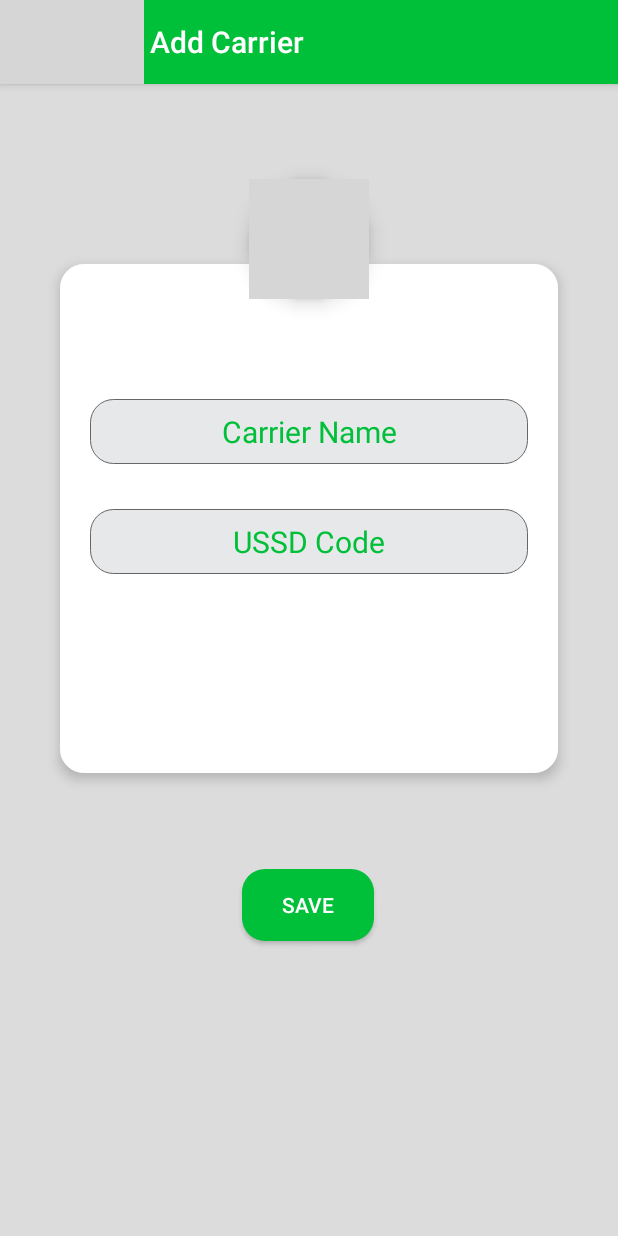
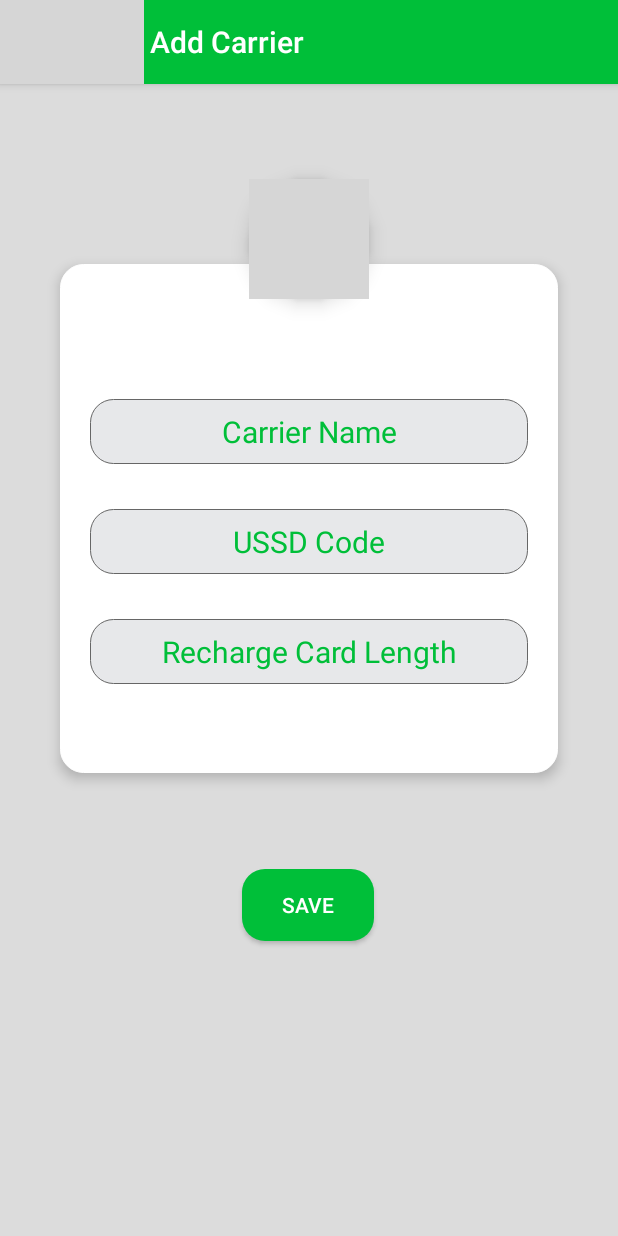
Before and after one commit to nipunsampath/eZ-TopUp, an Android app: the AddCarrier screen opened directly, with no data from a screen before it, on a phone screen of 412 x 824 dp. Run offline under Robolectric (Android 15) with nearby library versions, the phone set to English and light mode, and no system bars; libraries missing offline, so code that uses them is left out: com.soundcloud.android; network calls fail; pictures from the network do not load; grey boxes are pictures that could not be loaded.

Commit message:
made recharge code length a variable to each carrier

```diff
--- a/app/src/main/java/com/hashcode/eztop_up/AddCarrier.java
+++ b/app/src/main/java/com/hashcode/eztop_up/AddCarrier.java
@@ -74,6 +74,7 @@ public class AddCarrier extends AppCompatActivity
         carrierLogo = findViewById(R.id.carrierLogo_edit_carrier);
         final EditText carrierName = findViewById(R.id.carrierName);
         final EditText USSD = findViewById(R.id.ussdInput);
+        final EditText codeLength = findViewById(R.id.codeLengthInput);
 
         //setting image to predefined no_logo image
         carrierLogo.setImageDrawable(getResources().getDrawable(R.drawable.no_logo));
@@ -105,6 +106,7 @@ public class AddCarrier extends AppCompatActivity
             {
                 String name = carrierName.getText().toString();
                 String ussd = USSD.getText().toString();
+                int codeLengthValue = Integer.parseInt(codeLength.getText().toString());
                 Drawable drawable = carrierLogo.getDrawable();
                 if (!name.equals("") && !ussd.equals("") && InputValidation.validateUSSD(ussd))
                 {
@@ -127,7 +129,7 @@ public class AddCarrier extends AppCompatActivity
                     }
 
 
-                    helper.insertCarrier(name, ussd, ((BitmapDrawable) drawable).getBitmap());
+                    helper.insertCarrier(name, ussd, ((BitmapDrawable) drawable).getBitmap(),codeLengthValue);
                     helper.close();
 
                     Toast.makeText(AddCarrier.this, "NetWork Career Added", Toast.LENGTH_LONG).show();
--- a/app/src/main/java/com/hashcode/eztop_up/MainActivity.java
+++ b/app/src/main/java/com/hashcode/eztop_up/MainActivity.java
@@ -158,10 +158,10 @@ public class MainActivity extends AppCompatActivity
 
                                 String rechargeCode;
                                 String scannedString = stringBuilder.toString();
-                                if (scannedString.length() >= 12 && !dialogCalled)
+                                if (scannedString.length() >= currentCarrier.getRecharge_code_length() && !dialogCalled)
                                 {
 
-                                    rechargeCode = scannedString.substring(0, 12);
+                                    rechargeCode = scannedString.substring(0, currentCarrier.getRecharge_code_length());
                                     dialogCalled = true;
 
                                     RechargeDialog dialog = new RechargeDialog();
--- a/app/src/main/res/layout/content_edit_carrier.xml
+++ b/app/src/main/res/layout/content_edit_carrier.xml
@@ -89,11 +89,28 @@
             android:layout_width="match_parent"
             android:layout_height="wrap_content"
             android:layout_marginTop="10dp"
+            android:layout_marginBottom="20dp"
             android:background="@drawable/rounded_edit_text"
             android:gravity="center"
             android:hint="@string/ussd"
             android:inputType="text"
+            android:paddingLeft="16dp"
+            android:paddingTop="8dp"
+            android:paddingRight="16dp"
+            android:paddingBottom="8dp"
+            android:textColor="@color/colorPrimaryDark"
+            android:textColorHint="@color/colorPrimaryDark"
+            android:textSize="20sp" />
 
+        <EditText
+            android:id="@+id/codeLengthInput"
+            android:layout_width="match_parent"
+            android:layout_height="wrap_content"
+            android:layout_marginTop="10dp"
+            android:background="@drawable/rounded_edit_text"
+            android:gravity="center"
+            android:hint="@string/number_of_digits_in_the_recharge_code"
+            android:inputType="number"
             android:paddingLeft="16dp"
             android:paddingTop="8dp"
             android:paddingRight="16dp"
--- a/app/src/main/res/values/strings.xml
+++ b/app/src/main/res/values/strings.xml
@@ -18,4 +18,5 @@
     <string name="network_carrier">Network Carrier:</string>
     <string name="recharge">Recharge</string>
     <string name="cancel">Cancel</string>
+    <string name="number_of_digits_in_the_recharge_code">Recharge Card Length</string>
 </resources>
```
Also changed, not shown: app/src/main/java/com/hashcode/eztop_up/DataRepository/DataBaseHelper.java (+6 -4 lines), app/src/main/java/com/hashcode/eztop_up/Entities/Carrier.java (+6 -6 lines), app/src/main/java/com/hashcode/eztop_up/ModifyCarrier.java (+3 -9 lines).
